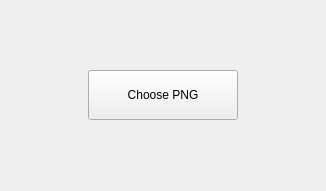
The window that TTKModule/TTKImage/TTKPngHelper/mainwindow.ui (Greedysky/TTKTinyTools) describes before a commit, drawn with Qt 5.
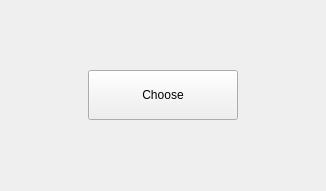
The same window after the commit. Icons and pictures are not drawn.

Patch:
```diff
--- a/TTKModule/TTKImage/TTKPngHelper/mainwindow.ui
+++ b/TTKModule/TTKImage/TTKPngHelper/mainwindow.ui
@@ -34,7 +34,7 @@
        </size>
       </property>
       <property name="text">
-       <string>Choose PNG</string>
+       <string>Choose</string>
       </property>
      </widget>
     </item>
```
Left out of the diff: 4 changed lines with no effect on the pictures.
